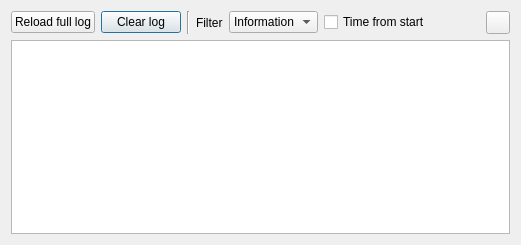
The window that bigglesworth/ui/logger.ui (MaurizioB/Bigglesworth) describes before a commit, drawn with Qt 5.
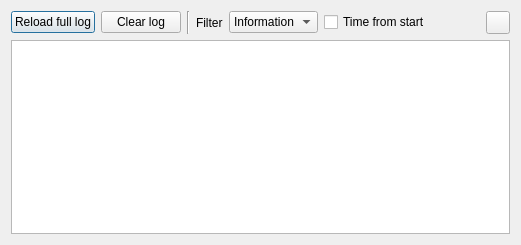
The same window after the commit. Icons and pictures are not drawn.

```diff
--- a/bigglesworth/ui/logger.ui
+++ b/bigglesworth/ui/logger.ui
@@ -46,6 +46,9 @@
      <property name="text">
       <string>Reload full log</string>
      </property>
+     <property name="default">
+      <bool>true</bool>
+     </property>
     </widget>
    </item>
    <item row="0" column="2">
```
